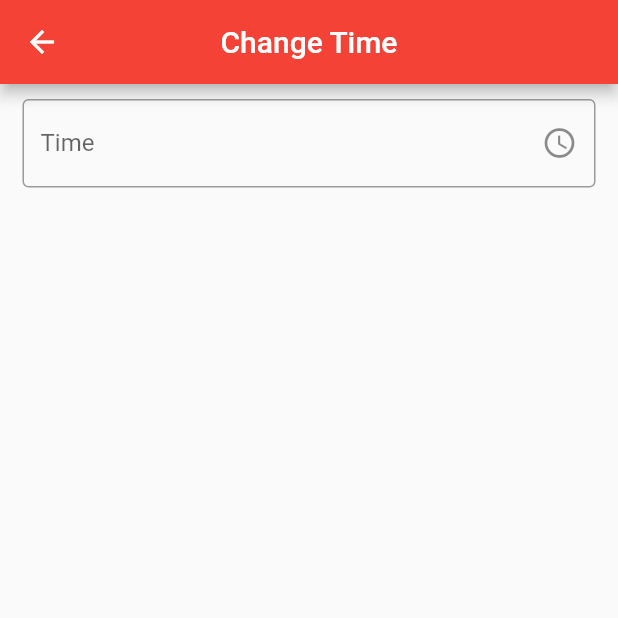
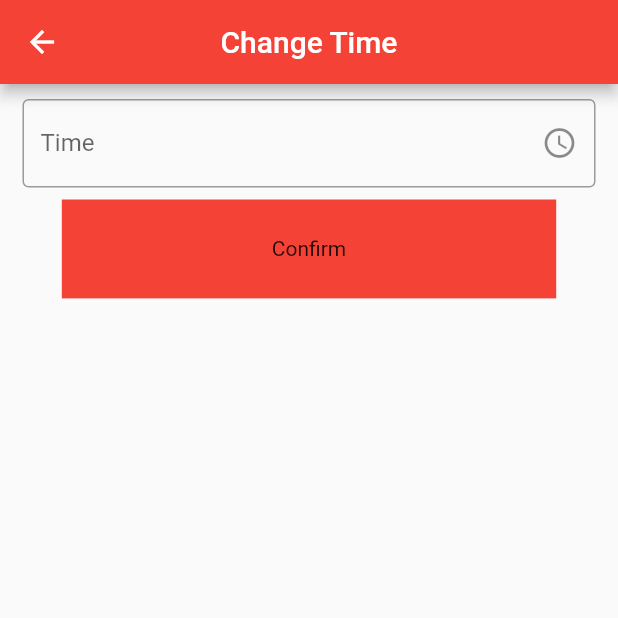
Before and after one commit to prabin77/railadmin, a Flutter app: the ChangeTime screen opened directly, on a phone screen of 412 x 824 dp, the top half of it. Run offline on Flutter 3.47's test engine with Material 2 defaults, Android fonts, the phone set to English and light mode, and no system bars; our stand-ins replace cloud_firestore, dio, firebase_auth, firebase_core; missing offline and left inert: dart:ffi; accounts and stored records are empty; statements that could not run were skipped.

Commit message:
hunu parney

```diff
--- a/lib/changetime.dart
+++ b/lib/changetime.dart
@@ -1,7 +1,11 @@
+import 'package:dio/dio.dart';
 import 'package:flutter/material.dart';
 
 class ChangeTime extends StatefulWidget {
-  const ChangeTime({Key? key}) : super(key: key);
+   ChangeTime({Key? key,this.schedule_id,this.name}) : super(key: key);
+  String? schedule_id;
+  String? name;
+
 
   @override
   _ChangeTimeState createState() => _ChangeTimeState();
@@ -9,11 +13,13 @@ class ChangeTime extends StatefulWidget {
 
 class _ChangeTimeState extends State<ChangeTime> {
   TextEditingController? timechn;
+  Dio dio = Dio();
 
   @override
   void initState() {
     super.initState();
     timechn = TextEditingController();
+    print(widget.schedule_id! + widget.name!);
   }
 
   @override
@@ -21,7 +27,39 @@ class _ChangeTimeState extends State<ChangeTime> {
     super.dispose();
     timechn!.dispose();
   }
+  Future<void> sendPushMessage() async {
 
+  var data=  {
+      'to': "/topics/${widget.schedule_id}",
+
+      "notification" : {
+      "body" : "Train Delayed",
+      "title" : "Your train ${widget.name} has been moved to ${timechn!.text}"
+    }
+    };
+
+    try {
+      await dio.post("https://fcm.googleapis.com/fcm/send",data:data,options:Options(
+        headers: {
+           'Content-Type': 'application/json; charset=UTF-8',
+            'Authorization':'key= AAAA9hU1v8s:APA91bFcyvuhddlZU14Nl3f3DjzJ6ncxQVhxG-eir_4q3UwlWOc8dqC7nrMy2JstAL6lc-uUZjuw9bKZZ477_Go4DuChXnXcRMnrq8CIDu3jIW3YQXt3fLDpAiAGWktK2YLdZ1sTg2z1'
+        }
+      )).then((e){
+        print(e.data);
+      });
+      // await http.post(
+      //   Uri.parse('https://fcm.googleapis.com/fcm/send'),
+      //   headers: <String, String>{
+      //     'Content-Type': 'application/json; charset=UTF-8',
+      //     'Authorization':'key= AAAA9hU1v8s:APA91bFcyvuhddlZU14Nl3f3DjzJ6ncxQVhxG-eir_4q3UwlWOc8dqC7nrMy2JstAL6lc-uUZjuw9bKZZ477_Go4DuChXnXcRMnrq8CIDu3jIW3YQXt3fLDpAiAGWktK2YLdZ1sTg2z1 '
+      //   },
+      //   body: constructFCMPayload(_token),
+      // );
+      print('FCM request for device sent!');
+    } catch (e) {
+      print(e);
+    }
+  }
   @override
   Widget build(BuildContext context) {
     return Scaffold(
@@ -59,6 +97,19 @@ class _ChangeTimeState extends State<ChangeTime> {
                       },
                     )),
               )),
+              Padding(
+                padding: const EdgeInsets.all(8.0),
+                child: GestureDetector(
+                  onTap: sendPushMessage,
+                  child: Container(
+                    height: MediaQuery.of(context).size.height*0.08,
+                    width: MediaQuery.of(context).size.width*0.8,
+                    color:Colors.red,
+                    child: Center(child: Text("Confirm")),
+
+                  ),
+                ),
+              )
         ],
       ),
     );
--- a/lib/train_schedule.dart
+++ b/lib/train_schedule.dart
@@ -217,7 +217,7 @@ class _SchedulesState extends State<Schedules> {
                   ),
                   onPressed: () {
                     Navigator.of(context).push(
-                        MaterialPageRoute(builder: (context) => ChangeTime()));
+                        MaterialPageRoute(builder: (context) => ChangeTime(schedule_id: widget.sc!.document_id,name: widget.sc!.train_name,)));
                   },
                   child: Row(
                     children: <Widget>[
```
Also changed, not shown: pubspec.yaml (+6 -17 lines), pubspec.lock.
